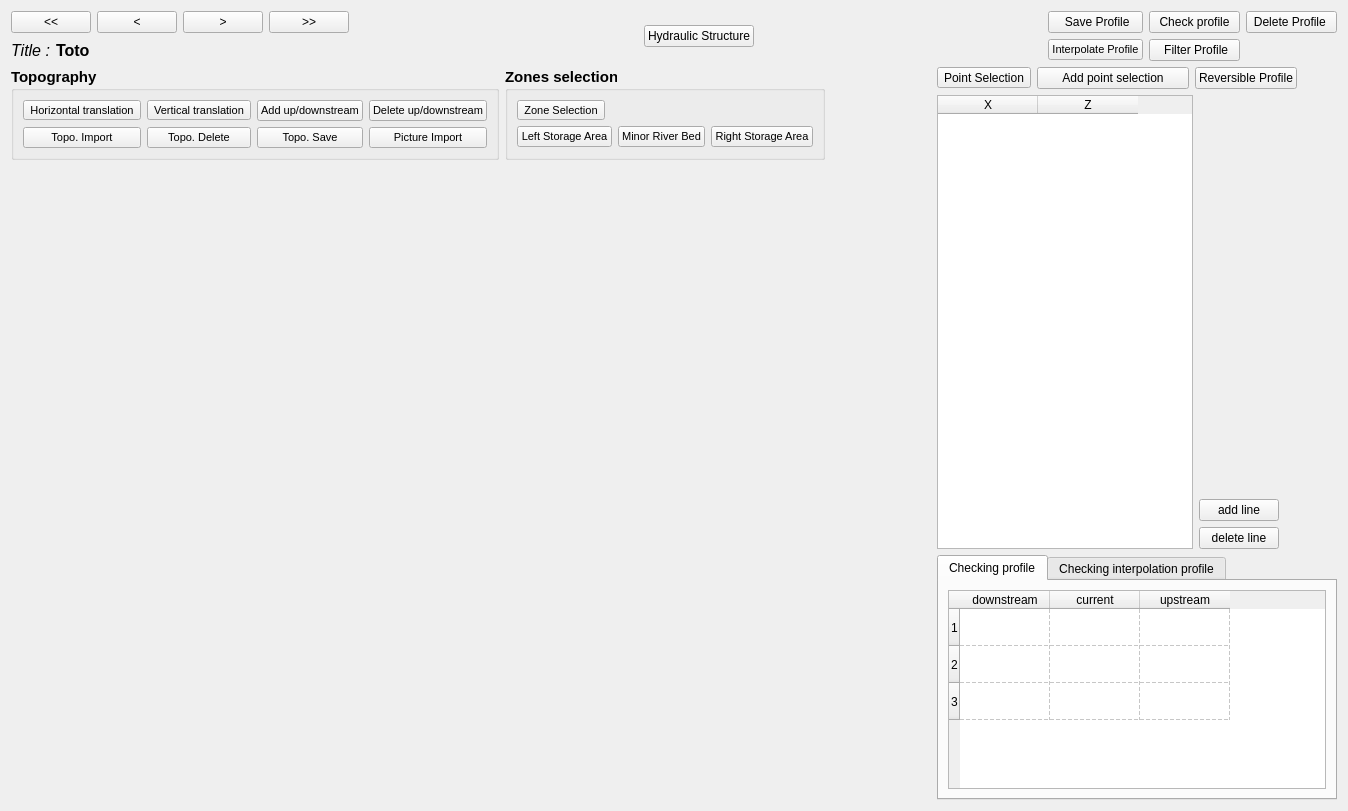
Above: ui/graphProfil.ui from Artelia/Mascaret before the change. Below: the same form after it.
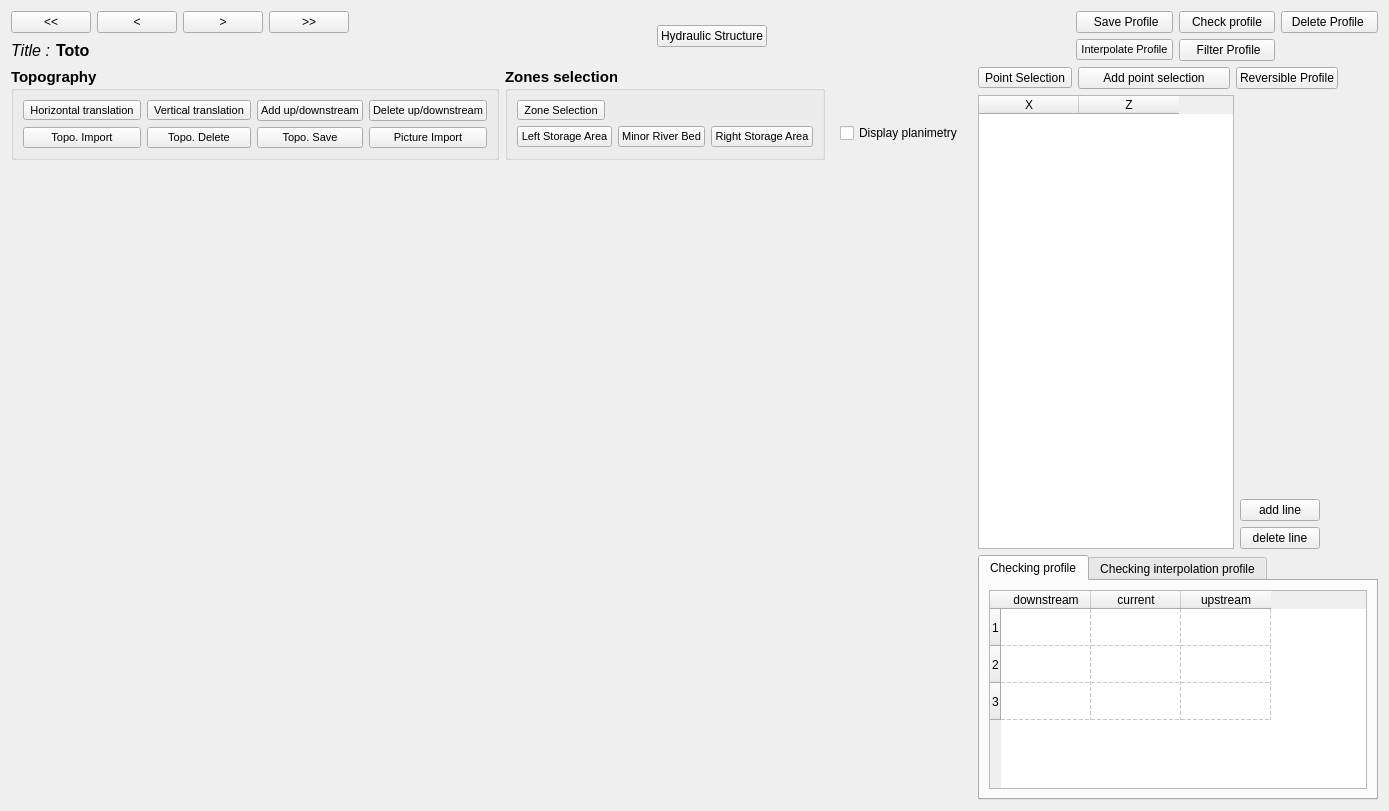
That is the form after the change. Icons and pictures are not drawn.

Commit message: Change visu_branch style, Add planim on Profil Graph

The edit to the form file:
```diff
--- a/ui/graphProfil.ui
+++ b/ui/graphProfil.ui
@@ -506,6 +506,41 @@
                </layout>
               </widget>
              </item>
+             <item>
+              <widget class="QFrame" name="frame">
+               <property name="frameShape">
+                <enum>QFrame::NoFrame</enum>
+               </property>
+               <property name="frameShadow">
+                <enum>QFrame::Raised</enum>
+               </property>
+               <layout class="QVBoxLayout" name="verticalLayout_3">
+                <item>
+                 <spacer name="verticalSpacer_2">
+                  <property name="orientation">
+                   <enum>Qt::Vertical</enum>
+                  </property>
+                  <property name="sizeType">
+                   <enum>QSizePolicy::Preferred</enum>
+                  </property>
+                  <property name="sizeHint" stdset="0">
+                   <size>
+                    <width>20</width>
+                    <height>40</height>
+                   </size>
+                  </property>
+                 </spacer>
+                </item>
+                <item>
+                 <widget class="QCheckBox" name="cb_planim">
+                  <property name="text">
+                   <string>Display planimetry</string>
+                  </property>
+                 </widget>
+                </item>
+               </layout>
+              </widget>
+             </item>
              <item>
               <spacer name="horizontalSpacer_6">
                <property name="orientation">
```
The commit also changes 3 other files.
